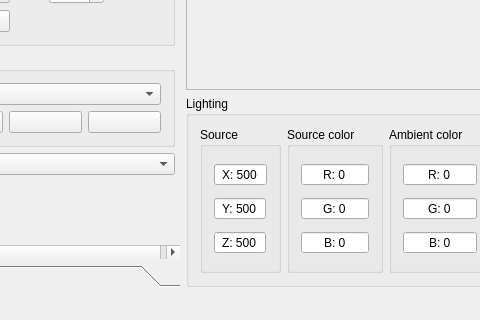
Above: src/ImageViewer.ui from IDemandASandwich/ImageViewer before the change; both pictures show x 106 to 586 and y 433 to 753 of the 883 by 753 pixel window. Below: the same form after it.
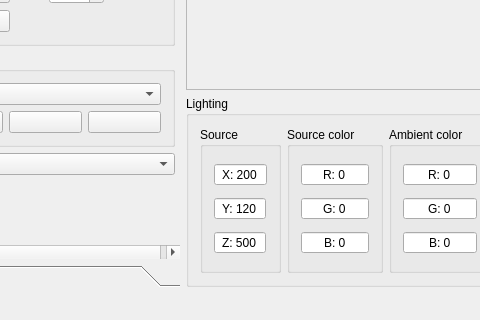
That is the form after the change. The open tabs and pages were chosen to show the change.

Commit message: Changed starting values

```diff
--- a/src/ImageViewer.ui
+++ b/src/ImageViewer.ui
@@ -57,7 +57,7 @@
              <number>10</number>
             </property>
             <property name="value">
-             <number>500</number>
+             <number>200</number>
             </property>
            </widget>
           </item>
@@ -85,7 +85,7 @@
              <number>10</number>
             </property>
             <property name="value">
-             <number>500</number>
+             <number>120</number>
             </property>
            </widget>
           </item>
```
Left out of the diff: 6 changed lines with no effect on the pictures.
